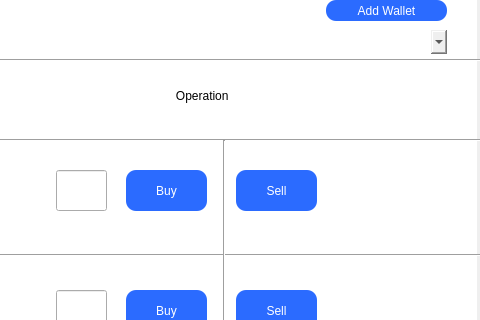
Old version of the form TcpClient/client_main.ui in the repository IamYasinB/wallet; both pictures show x 384 to 864 and y 0 to 320 of the 864 by 669 pixel window.
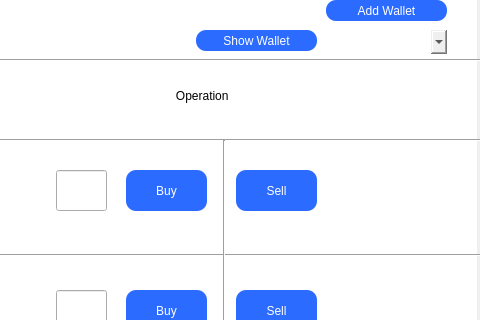
New version of the form.

```diff
--- a/TcpClient/client_main.ui
+++ b/TcpClient/client_main.ui
@@ -722,6 +722,29 @@
     <string>Add Wallet</string>
    </property>
   </widget>
+  <widget class="QPushButton" name="pushButton_showwallet">
+   <property name="geometry">
+    <rect>
+     <x>580</x>
+     <y>30</y>
+     <width>121</width>
+     <height>21</height>
+    </rect>
+   </property>
+   <property name="styleSheet">
+    <string notr="true">QPushButton{
+border-radius:10px;
+background-color: rgb(43, 107, 255);
+font: 600 9pt &quot;Segoe UI Variable Display Semib&quot; ;;
+color : white;}
+QPushButton:pressed{
+	background-color: rgb(114, 156, 255);
+}</string>
+   </property>
+   <property name="text">
+    <string>Show Wallet</string>
+   </property>
+  </widget>
  </widget>
  <resources/>
  <connections/>
```
